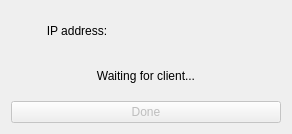
First picture: the form in server.ui, repository tohlh/Luzhanqi, before the edit.
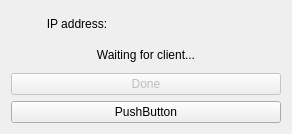
Second picture: the form after the edit.

Diff of the .ui file:
```diff
--- a/server.ui
+++ b/server.ui
@@ -64,6 +64,13 @@
      </property>
     </widget>
    </item>
+   <item>
+    <widget class="QPushButton" name="pushButton">
+     <property name="text">
+      <string>PushButton</string>
+     </property>
+    </widget>
+   </item>
   </layout>
  </widget>
  <resources/>
```
